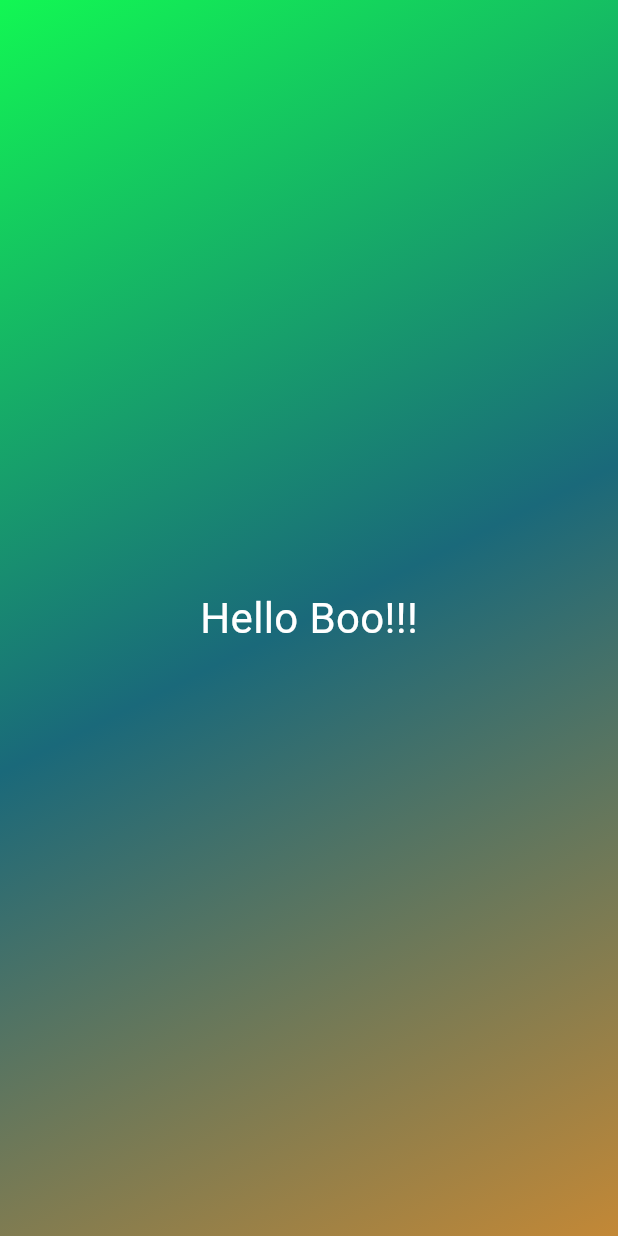
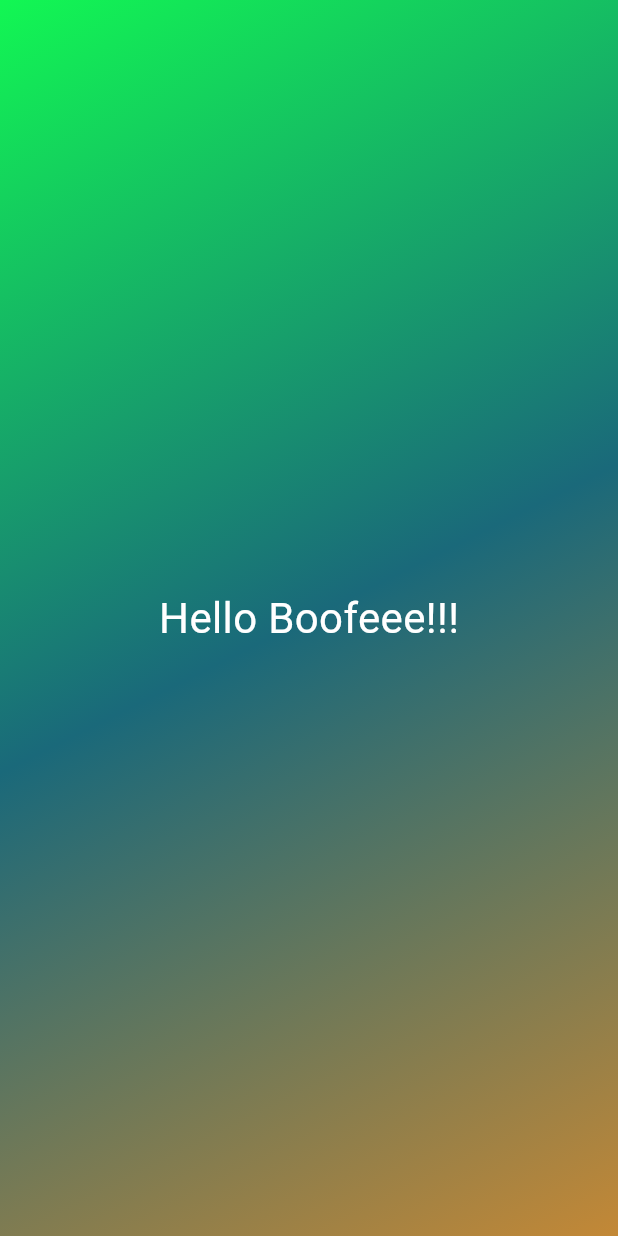
Before and after one commit to tungpl/flutter_projects, a Flutter app: the screen it shows after launch, on a phone screen of 412 x 824 dp. Run offline on Flutter 3.47's test engine with Material 3 defaults, Android fonts, the phone set to English and light mode, and no system bars.

Commit message:
refactor style_text

```diff
--- a/first_app/lib/gradient_container.dart
+++ b/first_app/lib/gradient_container.dart
@@ -1,4 +1,5 @@
 import 'package:flutter/material.dart';
+import 'package:first_app/style_text.dart';
 
 class GradientContainer extends StatelessWidget {
   const GradientContainer({super.key});
@@ -18,13 +19,8 @@ class GradientContainer extends StatelessWidget {
         ),
       ),
       child: const Center(
-          child: Text(
-        'Hello Boo!!!',
-        style: TextStyle(
-          color: Colors.white,
-          fontSize: 28,
-        ),
-      )),
+        child: StyleText(),
+      ),
     );
   }
 }
--- /dev/null
+++ b/first_app/lib/style_text.dart
@@ -0,0 +1,16 @@
+import 'package:flutter/material.dart';
+
+class StyleText extends StatelessWidget {
+  const StyleText({super.key});
+
+  @override
+  Widget build(Object context) {
+    return const Text(
+      'Hello Boofeee!!!',
+      style: TextStyle(
+        color: Colors.white,
+        fontSize: 28,
+      ),
+    );
+  }
+}
```
